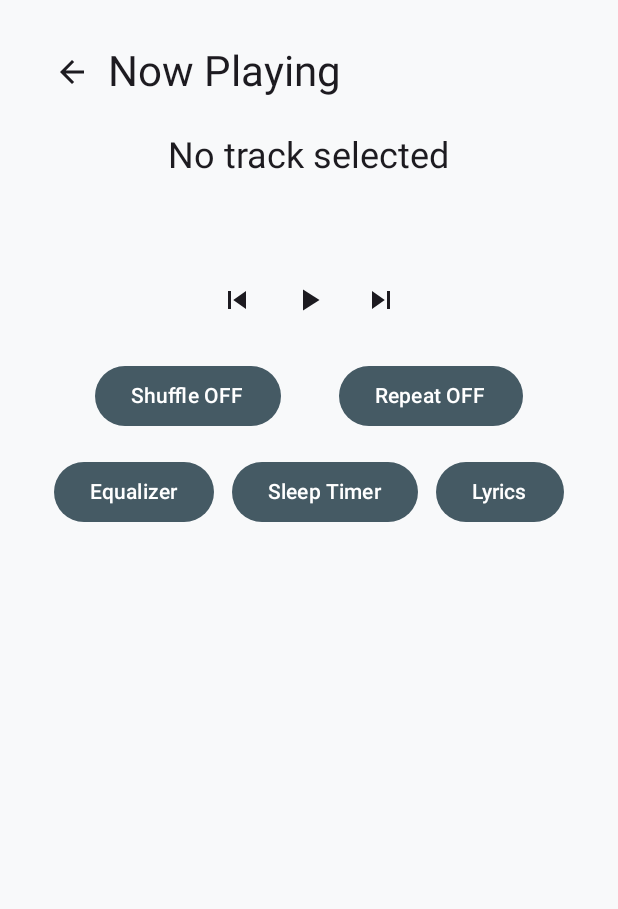
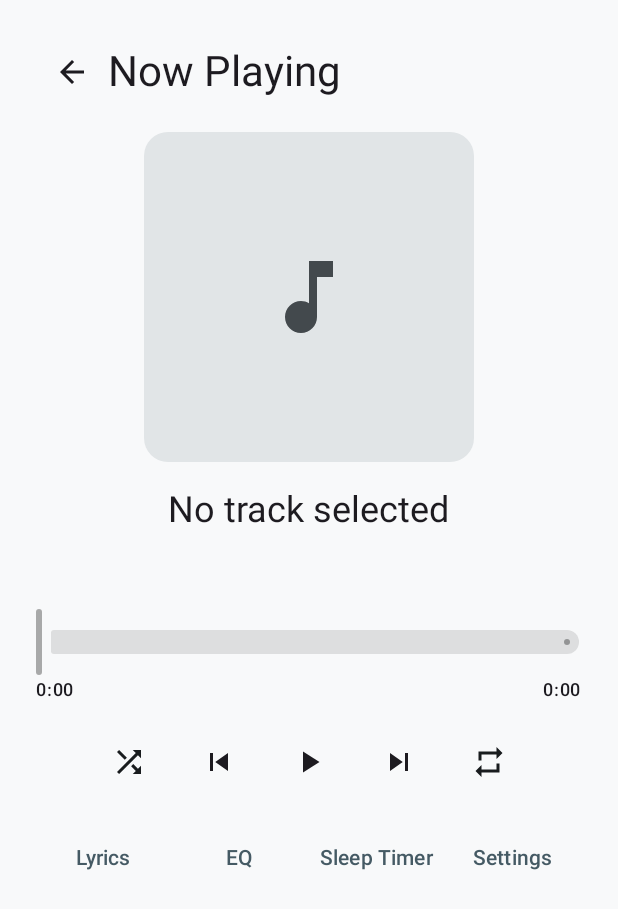
Before and after one commit to XelilovTh/Nota, an Android app built with Jetpack Compose: the NowPlayingScreen screen opened through its navigation route, on a phone screen of 412 x 824 dp. Shown: the top 909 px of the screen. Run offline under Robolectric (Android 15) with nearby library versions, the phone set to English and light mode, and no system bars; our stand-ins replace Dagger/Hilt's generated code.

Commit message:
feat: now playing, library and search screens

```diff
--- a/app/src/main/java/com/xelilovth/nota/presentation/NotaApp.kt
+++ b/app/src/main/java/com/xelilovth/nota/presentation/NotaApp.kt
@@ -16,6 +16,7 @@ import androidx.compose.runtime.Composable
 import androidx.compose.runtime.getValue
 import androidx.compose.ui.Modifier
 import androidx.hilt.navigation.compose.hiltViewModel
+import androidx.lifecycle.compose.collectAsStateWithLifecycle
 import androidx.navigation.NavDestination.Companion.hierarchy
 import androidx.navigation.NavGraph.Companion.findStartDestination
 import androidx.navigation.compose.NavHost
@@ -32,7 +33,6 @@ import com.xelilovth.nota.presentation.player.PlayerViewModel
 import com.xelilovth.nota.presentation.search.SearchScreen
 import com.xelilovth.nota.ui.components.ComingSoonScreen
 import com.xelilovth.nota.ui.components.PlaceholderAction
-import androidx.lifecycle.compose.collectAsStateWithLifecycle
 
 private data class TabItem(
     val route: String,
@@ -122,6 +122,7 @@ fun NotaApp() {
                     onEqualizer = { navController.navigate(AppRoute.EQUALIZER) },
                     onSleepTimer = { navController.navigate(AppRoute.SLEEP_TIMER) },
                     onLyrics = { navController.navigate(AppRoute.LYRICS) },
+                    onSettings = { navController.navigate(AppRoute.SETTINGS) },
                 )
             }
         }
--- a/app/src/main/java/com/xelilovth/nota/presentation/player/NowPlayingScreen.kt
+++ b/app/src/main/java/com/xelilovth/nota/presentation/player/NowPlayingScreen.kt
@@ -1,27 +1,38 @@
 package com.xelilovth.nota.presentation.player
 
+import androidx.compose.foundation.background
 import androidx.compose.foundation.layout.Arrangement
+import androidx.compose.foundation.layout.Box
 import androidx.compose.foundation.layout.Column
 import androidx.compose.foundation.layout.Row
 import androidx.compose.foundation.layout.fillMaxSize
 import androidx.compose.foundation.layout.fillMaxWidth
 import androidx.compose.foundation.layout.padding
+import androidx.compose.foundation.layout.size
+import androidx.compose.foundation.rememberScrollState
+import androidx.compose.foundation.shape.RoundedCornerShape
+import androidx.compose.foundation.verticalScroll
 import androidx.compose.material.icons.Icons
 import androidx.compose.material.icons.automirrored.filled.ArrowBack
+import androidx.compose.material.icons.filled.MusicNote
 import androidx.compose.material.icons.filled.Pause
 import androidx.compose.material.icons.filled.PlayArrow
+import androidx.compose.material.icons.filled.Repeat
+import androidx.compose.material.icons.filled.RepeatOne
+import androidx.compose.material.icons.filled.Shuffle
 import androidx.compose.material.icons.filled.SkipNext
 import androidx.compose.material.icons.filled.SkipPrevious
-import androidx.compose.material3.Button
 import androidx.compose.material3.Icon
 import androidx.compose.material3.IconButton
 import androidx.compose.material3.MaterialTheme
 import androidx.compose.material3.Slider
 import androidx.compose.material3.Text
+import androidx.compose.material3.TextButton
 import androidx.compose.runtime.Composable
 import androidx.compose.ui.Alignment
 import androidx.compose.ui.Modifier
 import com.xelilovth.nota.domain.model.PlaybackState
+import com.xelilovth.nota.domain.model.RepeatMode
 import com.xelilovth.nota.ui.theme.AppDimens
 
 @Composable
@@ -32,41 +43,120 @@ fun NowPlayingScreen(
     onEqualizer: () -> Unit,
     onSleepTimer: () -> Unit,
     onLyrics: () -> Unit,
+    onSettings: () -> Unit,
 ) {
+    val duration = state.durationMs.coerceAtLeast(0L)
+    val sliderMax = duration.coerceAtLeast(1L).toFloat()
+    val position = state.positionMs.coerceIn(0L, duration)
+
     Column(
-        Modifier.fillMaxSize().padding(AppDimens.ScreenPadding),
+        Modifier.fillMaxSize().verticalScroll(rememberScrollState()).padding(AppDimens.ScreenPadding),
         verticalArrangement = Arrangement.spacedBy(AppDimens.SectionSpacing),
         horizontalAlignment = Alignment.CenterHorizontally,
     ) {
         Row(Modifier.fillMaxWidth(), verticalAlignment = Alignment.CenterVertically) {
-            IconButton(onClick = onBack) { Icon(Icons.AutoMirrored.Filled.ArrowBack, "Back") }
+            IconButton(onClick = onBack) {
+                Icon(Icons.AutoMirrored.Filled.ArrowBack, contentDescription = "Back")
+            }
             Text("Now Playing", style = MaterialTheme.typography.headlineMedium)
         }
-        Text(state.track?.title ?: "No track selected", style = MaterialTheme.typography.headlineSmall)
-        Text(state.track?.artist.orEmpty(), color = MaterialTheme.colorScheme.onSurfaceVariant)
-        if (state.durationMs > 0L) {
-            Slider(
-                value = state.positionMs.coerceIn(0L, state.durationMs).toFloat(),
-                onValueChange = { viewModel.seek(it.toLong()) },
-                valueRange = 0f..state.durationMs.toFloat(),
+
+        Box(
+            modifier = Modifier.size(AppDimens.PlayerArtworkSize)
+                .background(
+                    MaterialTheme.colorScheme.surfaceVariant,
+                    RoundedCornerShape(AppDimens.ShapeLarge),
+                ),
+            contentAlignment = Alignment.Center,
+        ) {
+            Icon(
+                Icons.Filled.MusicNote,
+                contentDescription = "Album art placeholder",
+                modifier = Modifier.size(AppDimens.PlayerArtworkIconSize),
+                tint = MaterialTheme.colorScheme.onSurfaceVariant,
             )
         }
-        Row(Modifier.fillMaxWidth(), horizontalArrangement = Arrangement.Center, verticalAlignment = Alignment.CenterVertically) {
-            IconButton(onClick = viewModel::previous) { Icon(Icons.Filled.SkipPrevious, "Previous") }
+
+        Column(
+            Modifier.fillMaxWidth(),
+            horizontalAlignment = Alignment.CenterHorizontally,
+            verticalArrangement = Arrangement.spacedBy(AppDimens.ElementSpacing),
+        ) {
+            Text(
+                state.track?.title ?: "No track selected",
+                style = MaterialTheme.typography.headlineSmall,
+                maxLines = 1,
+            )
+            Text(
+                state.track?.artist.orEmpty(),
+                color = MaterialTheme.colorScheme.onSurfaceVariant,
+                maxLines = 1,
+            )
+        }
+
+        Column(Modifier.fillMaxWidth()) {
+            Slider(
+                value = position.toFloat(),
+                onValueChange = { viewModel.seek(it.toLong()) },
+                valueRange = 0f..sliderMax,
+                enabled = duration > 0L,
+            )
+            Row(Modifier.fillMaxWidth(), horizontalArrangement = Arrangement.SpaceBetween) {
+                Text(formatPlaybackTime(position), style = MaterialTheme.typography.labelMedium)
+                Text(formatPlaybackTime(duration), style = MaterialTheme.typography.labelMedium)
+            }
+        }
+
+        Row(
+            Modifier.fillMaxWidth(),
+            horizontalArrangement = Arrangement.spacedBy(AppDimens.PlayerControlSpacing, Alignment.CenterHorizontally),
+            verticalAlignment = Alignment.CenterVertically,
+        ) {
+            IconButton(onClick = viewModel::toggleShuffle) {
+                Icon(
+                    Icons.Filled.Shuffle,
+                    contentDescription = if (state.shuffle) "Shuffle on" else "Shuffle off",
+                    tint = if (state.shuffle) MaterialTheme.colorScheme.primary else MaterialTheme.colorScheme.onSurface,
+                )
+            }
+            IconButton(onClick = viewModel::previous) {
+                Icon(Icons.Filled.SkipPrevious, contentDescription = "Previous")
+            }
             IconButton(onClick = viewModel::togglePlayPause) {
-                Icon(if (state.isPlaying) Icons.Filled.Pause else Icons.Filled.PlayArrow,
-                    if (state.isPlaying) "Pause" else "Play")
+                Icon(
+                    if (state.isPlaying) Icons.Filled.Pause else Icons.Filled.PlayArrow,
+                    contentDescription = if (state.isPlaying) "Pause" else "Play",
+                )
             }
-            IconButton(onClick = viewModel::next) { Icon(Icons.Filled.SkipNext, "Next") }
+            IconButton(onClick = viewModel::next) {
+                Icon(Icons.Filled.SkipNext, contentDescription = "Next")
+            }
+            IconButton(onClick = viewModel::cycleRepeatMode) {
+                Icon(
+                    if (state.repeatMode == RepeatMode.ONE) Icons.Filled.RepeatOne else Icons.Filled.Repeat,
+                    contentDescription = "Repeat ${state.repeatMode.name.lowercase()}",
+                    tint = if (state.repeatMode == RepeatMode.OFF) MaterialTheme.colorScheme.onSurface
+                    else MaterialTheme.colorScheme.primary,
+                )
+            }
         }
+
         Row(Modifier.fillMaxWidth(), horizontalArrangement = Arrangement.SpaceEvenly) {
-            Button(onClick = viewModel::toggleShuffle) { Text(if (state.shuffle) "Shuffle ON" else "Shuffle OFF") }
-            Button(onClick = viewModel::cycleRepeatMode) { Text("Repeat ${state.repeatMode.name}") }
-        }
-        Row(Modifier.fillMaxWidth(), horizontalArrangement = Arrangement.SpaceEvenly) {
-            Button(onClick = onEqualizer) { Text("Equalizer") }
-            Button(onClick = onSleepTimer) { Text("Sleep Timer") }
-            Button(onClick = onLyrics) { Text("Lyrics") }
+            TextButton(onClick = onLyrics, modifier = Modifier.weight(1f)) { Text("Lyrics") }
+            TextButton(onClick = onEqualizer, modifier = Modifier.weight(1f)) { Text("EQ") }
+            TextButton(
+                onClick = onSleepTimer,
+                modifier = Modifier.weight(1f),
+                contentPadding = androidx.compose.foundation.layout.PaddingValues(horizontal = AppDimens.PlayerActionHorizontalPadding),
+            ) { Text("Sleep Timer", maxLines = 1) }
+            TextButton(onClick = onSettings, modifier = Modifier.weight(1f)) { Text("Settings") }
         }
     }
 }
+
+private fun formatPlaybackTime(positionMs: Long): String {
+    val totalSeconds = positionMs.coerceAtLeast(0L) / 1_000L
+    val minutes = totalSeconds / 60L
+    val seconds = totalSeconds % 60L
+    return "$minutes:${seconds.toString().padStart(2, '0')}"
+}
--- a/app/src/main/java/com/xelilovth/nota/ui/theme/Dimens.kt
+++ b/app/src/main/java/com/xelilovth/nota/ui/theme/Dimens.kt
@@ -1,11 +1,17 @@
 package com.xelilovth.nota.ui.theme
+
 import androidx.compose.ui.unit.dp
+
 object AppDimens {
     val ScreenPadding = 24.dp
     val ElementSpacing = 8.dp
     val SectionSpacing = 16.dp
     val CardPadding = 20.dp
     val MiniPlayerPadding = 16.dp
+    val PlayerArtworkSize = 220.dp
+    val PlayerArtworkIconSize = 64.dp
+    val PlayerControlSpacing = 12.dp
+    val PlayerActionHorizontalPadding = 2.dp
     val ShapeExtraSmall = 4.dp
     val ShapeSmall = 8.dp
     val ShapeMedium = 12.dp
```
Also changed, not shown: app/src/main/java/com/xelilovth/nota/domain/model/TrackSearch.kt (added, +12 -0 lines), app/src/main/java/com/xelilovth/nota/presentation/library/LibraryScreen.kt (+29 -26 lines), app/src/main/java/com/xelilovth/nota/presentation/library/LibraryViewModel.kt (+9 -0 lines), app/src/main/java/com/xelilovth/nota/presentation/search/SearchScreen.kt (+33 -9 lines), 3 other files.
